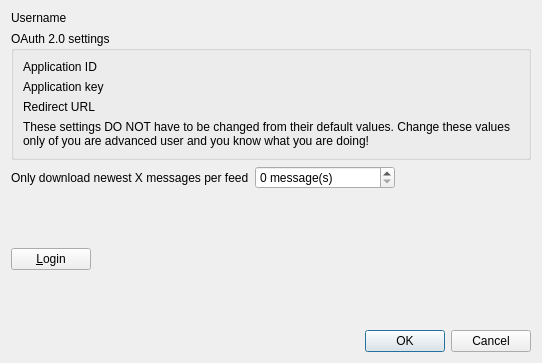
Above: src/librssguard/services/inoreader/gui/formeditinoreaderaccount.ui from martinrotter/rssguard before the change. Below: the same form after it.
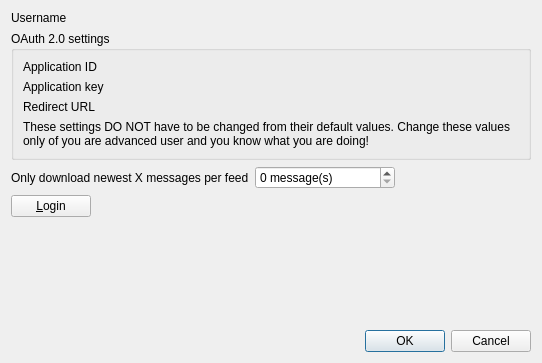
That is the form after the change. Custom widgets are drawn as their Qt base class.

Patch:
```diff
--- a/src/librssguard/services/inoreader/gui/formeditinoreaderaccount.ui
+++ b/src/librssguard/services/inoreader/gui/formeditinoreaderaccount.ui
@@ -10,8 +10,6 @@
     <height>363</height>
    </rect>
   </property>
-  <layout class="QVBoxLayout" name="verticalLayout">
-   <item>
     <layout class="QFormLayout" name="formLayout">
      <item row="0" column="0">
       <widget class="QLabel" name="m_lblUsername">
@@ -108,7 +106,7 @@
        <item row="0" column="1">
         <widget class="LabelWithStatus" name="m_lblTestResult" native="true">
          <property name="sizePolicy">
-          <sizepolicy hsizetype="Expanding" vsizetype="Expanding">
+        <sizepolicy hsizetype="Preferred" vsizetype="Preferred">
            <horstretch>0</horstretch>
            <verstretch>1</verstretch>
           </sizepolicy>
@@ -120,9 +118,7 @@
        </item>
       </layout>
      </item>
-    </layout>
-   </item>
-   <item>
+   <item row="5" column="0" colspan="2">
     <widget class="QDialogButtonBox" name="m_buttonBox">
      <property name="orientation">
       <enum>Qt::Horizontal</enum>
@@ -132,6 +128,19 @@
      </property>
     </widget>
    </item>
+   <item row="4" column="0" colspan="2">
+    <spacer name="verticalSpacer">
+     <property name="orientation">
+      <enum>Qt::Vertical</enum>
+     </property>
+     <property name="sizeHint" stdset="0">
+      <size>
+       <width>20</width>
+       <height>40</height>
+      </size>
+     </property>
+    </spacer>
+   </item>
   </layout>
  </widget>
  <customwidgets>
```
Lines whose indentation alone changed are shown as unchanged.
